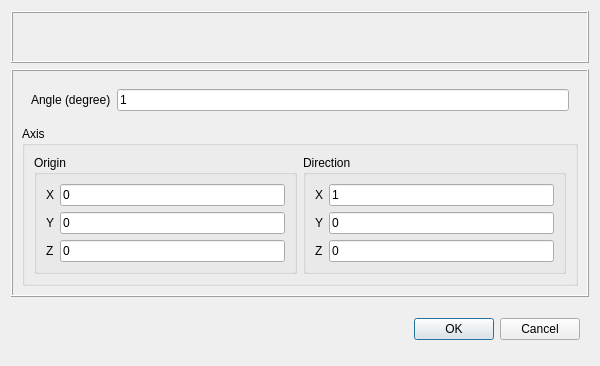
Old version of the form baramMesh/view/export/export_2D_wedge_dialog.ui in the repository nextfoam/baram.
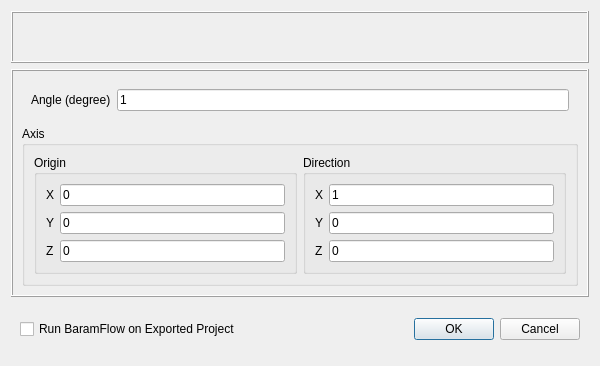
New version of the form. Custom widgets are drawn as their Qt base class.

Commit message: Issue baram#718 baramMesh에서 export 시 생성된 프로젝트를 baramFlow에서 실행

Patch:
```diff
--- a/baramMesh/view/export/export_2D_wedge_dialog.ui
+++ b/baramMesh/view/export/export_2D_wedge_dialog.ui
@@ -191,6 +191,13 @@
    <item>
     <widget class="QWidget" name="widget_2" native="true">
      <layout class="QHBoxLayout" name="horizontalLayout_6">
+      <item>
+       <widget class="QCheckBox" name="run">
+        <property name="text">
+         <string>Run BaramFlow on Exported Project</string>
+        </property>
+       </widget>
+      </item>
       <item>
        <spacer name="horizontalSpacer">
         <property name="orientation">
@@ -198,7 +205,7 @@
         </property>
         <property name="sizeHint" stdset="0">
          <size>
-          <width>217</width>
+          <width>40</width>
           <height>20</height>
          </size>
         </property>
```
Left out of the diff: 12 changed lines with no effect on the pictures. The commit also changes 8 other files.
